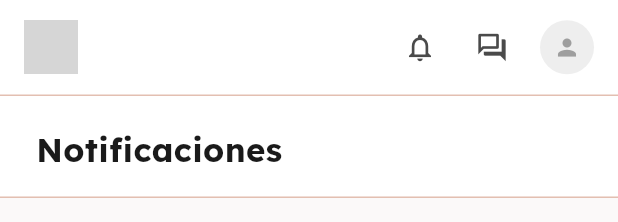
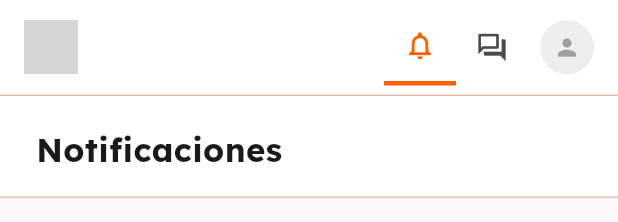
Before and after one commit to Pepillo06/U-Nite_Software, a Flutter app: the UniteHeader widget shown alone on an empty page, opened directly, after a tap on the "notifications" icon, on a phone screen of 412 x 824 dp. Shown: the top 222 px of the screen. Run offline on Flutter 3.47's test engine with Material 3 defaults, Android fonts, the phone set to English and light mode, and no system bars; our stand-ins replace dotted_border, file_picker, font_awesome_flutter, google_fonts, image_picker, supabase_flutter; missing offline and left inert: desktop_drop; accounts and stored records are empty; network calls fail; grey boxes are pictures that could not be loaded.

Commit message:
feat: highlight notification bell when on notifications screen

```diff
--- a/lib/screens/chat/chat_list_screen.dart
+++ b/lib/screens/chat/chat_list_screen.dart
@@ -114,7 +114,6 @@ class _ChatListScreenState extends State<ChatListScreen> {
         _loading = false;
       });
 
-      // Si viene con conversación inicial, buscarla y seleccionarla
       if (widget.conversacionInicial != null) {
         final idx = resultado.indexWhere(
             (c) => c['id'] == widget.conversacionInicial);
@@ -179,7 +178,6 @@ class _ChatListScreenState extends State<ChatListScreen> {
   }
 
   Widget _buildMobileLayout() {
-    // Si viene con conversación inicial en móvil, ir directo al chat
     if (widget.conversacionInicial != null && _loading == false) {
       WidgetsBinding.instance.addPostFrameCallback((_) {
         Navigator.push(
@@ -284,7 +282,7 @@ class _ChatListScreenState extends State<ChatListScreen> {
                                       _chatsFiltrados[idx]['id'] == widget.conversacionInicial) &&
                                       widget.anuncioIdInicial != null
                               ? widget.anuncioIdInicial
-                              : _chatsFiltrados[idx]['anuncio_id'],
+                              : _chatsFiltrados[idx]['anucio_id'],
                           showAppBar: false,
                         ),
         ),
--- a/lib/screens/chat/notifications_screen.dart
+++ b/lib/screens/chat/notifications_screen.dart
@@ -166,7 +166,7 @@ class _NotificationsScreenState extends State<NotificationsScreen> {
 
     return Scaffold(
       backgroundColor: const Color(0xFFFBF9F9),
-      appBar: const UniteHeader(currentIndex: -1),
+      appBar: const UniteHeader(currentIndex: 3),
       body: Column(
         children: [
           // Header de la sección
--- a/lib/widgets/unite_header.dart
+++ b/lib/widgets/unite_header.dart
@@ -203,7 +203,6 @@ class _UniteHeaderState extends State<UniteHeader> {
                   ),
                 ),
                 const SizedBox(width: 32),
-                // _NavLinkActivo(label: 'StudyMatch', isActive: false, onTap: () {}),
               ],
             ),
 
@@ -212,13 +211,29 @@ class _UniteHeaderState extends State<UniteHeader> {
           // Íconos y acciones
           Row(
             children: [
-              // Notificaciones con badge
+              // Notificaciones con badge y subrayado naranja
               Stack(
                 clipBehavior: Clip.none,
                 children: [
-                  IconButton(
-                    icon: const Icon(Icons.notifications_outlined,
-                        color: Color(0xFF4A4A4A), size: 22),
+                  Container(
+                    decoration: widget.currentIndex == 3
+                        ? const BoxDecoration(
+                            border: Border(
+                              bottom: BorderSide(
+                                color: Color(0xFFFF6100),
+                                width: 3,
+                              ),
+                            ),
+                          )
+                        : null,
+                    child: IconButton(
+                      icon: Icon(
+                        Icons.notifications_outlined,
+                        color: widget.currentIndex == 3
+                            ? const Color(0xFFFF6100)
+                            : const Color(0xFF4A4A4A),
+                        size: 22,
+                      ),
                       onPressed: () {
                         if (_verificarAutenticacion()) {
                           Navigator.push(
@@ -228,6 +243,7 @@ class _UniteHeaderState extends State<UniteHeader> {
                           ).then((_) => _cargarNotificacionesPendientes());
                         }
                       },
+                    ),
                   ),
                   if (_notificacionesPendientes > 0)
                     Positioned(
```
Lines whose indentation alone changed are shown as unchanged.
